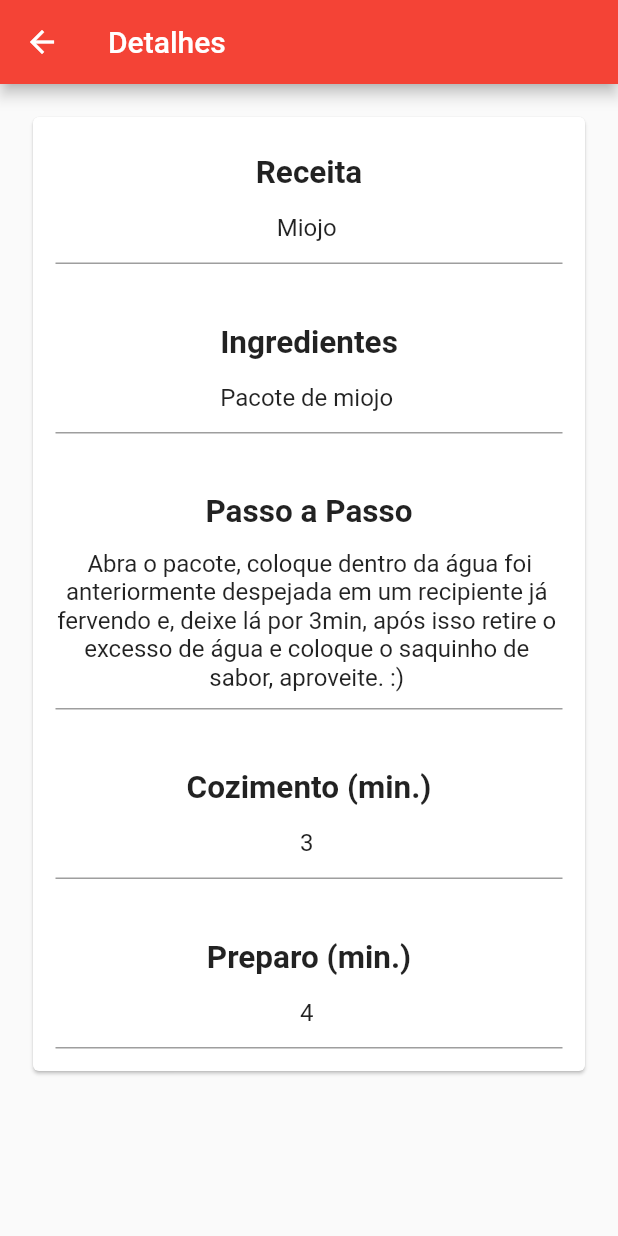
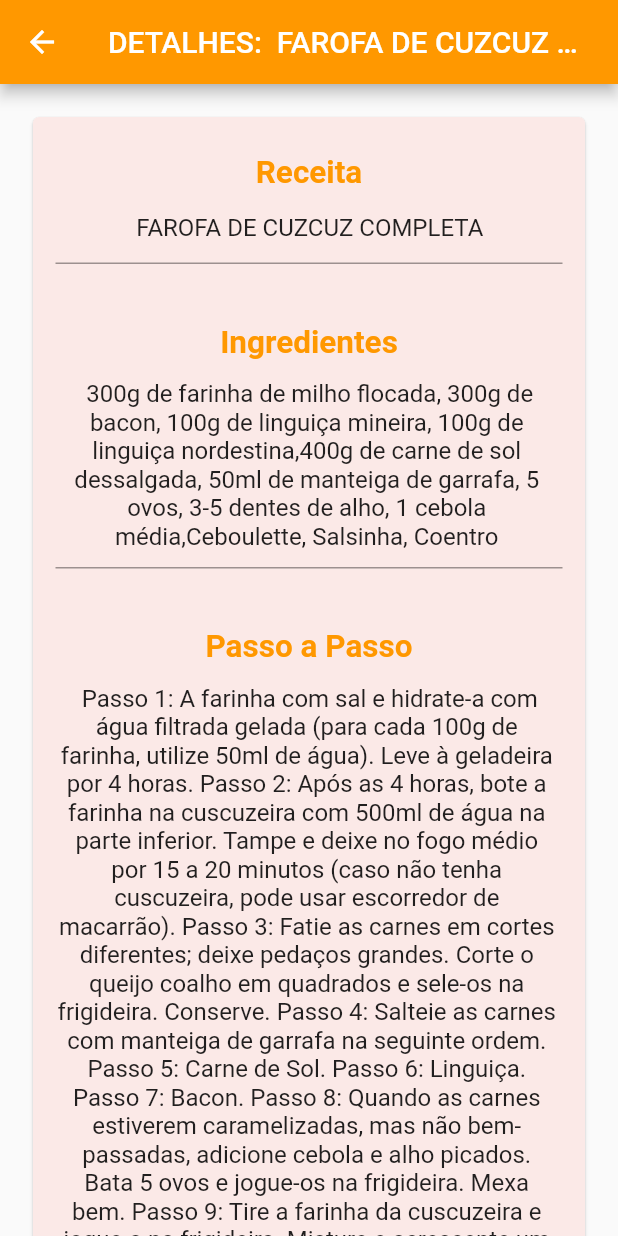
Before and after one commit to pedromagalhaes2083/app_projeto_final, a Flutter app: the screen it shows after launch, after a tap on "🍽️", on a phone screen of 412 x 824 dp. Run offline on Flutter 3.47's test engine with Material 2 defaults, Android fonts, the phone set to English and light mode, and no system bars.

Commit message:
projeto final - atualizado

```diff
--- a/lib/home.dart
+++ b/lib/home.dart
@@ -13,7 +13,21 @@ class Home extends StatefulWidget{
 
 class _HomeState extends State<Home>{
   List<Receita> receitas = [
-    Receita(1, 'Miojo', DadosReceita(3, 4, ' Abra o pacote, coloque dentro da água foi anteriormente despejada em um recipiente já fervendo e, deixe lá por 3min, após isso retire o excesso de água e coloque o saquinho de sabor, aproveite. :)', 'Pacote de miojo')),
+    Receita(1, ' FAROFA DE CUZCUZ COMPLETA',
+    DadosReceita(20, 280,
+    ' Passo 1: A farinha com sal e hidrate-a com água filtrada gelada (para cada 100g de farinha, utilize 50ml de água). Leve à geladeira por 4 horas. '
+    'Passo 2: Após as 4 horas, bote a farinha na cuscuzeira com 500ml de água na parte inferior. Tampe e deixe no fogo médio por 15 a 20 minutos (caso não tenha cuscuzeira, pode usar escorredor de macarrão). '
+    'Passo 3: Fatie as carnes em cortes diferentes; deixe pedaços grandes. Corte o queijo coalho em quadrados e sele-os na frigideira. Conserve. '
+    'Passo 4: Salteie as carnes com manteiga de garrafa na seguinte ordem. '
+    'Passo 5: Carne de Sol. '
+    'Passo 6: Linguiça. '
+    'Passo 7: Bacon. '
+    'Passo 8: Quando as carnes estiverem caramelizadas, mas não bem-passadas, adicione cebola e alho picados. Bata 5 ovos e jogue-os na frigideira. Mexa bem. '
+    'Passo 9: Tire a farinha da cuscuzeira e jogue-a na frigideira. Misture e acrescente um fio de manteiga de garrafa. Corte as ervas e adicione-as à frigideira. Misture. '
+    'Passo 10: Volte com o queijo coalho e finalize com uma porção generosa de manteiga de garrafa. '
+    , ' 300g de farinha de milho flocada, 300g de bacon, 100g de linguiça mineira, 100g de linguiça nordestina,'
+    '400g de carne de sol dessalgada, 50ml de manteiga de garrafa, 5 ovos, 3-5 dentes de alho, 1 cebola média,'
+    'Ceboulette, Salsinha, Coentro ')),
   ];
 
   int id_counter = 2;
@@ -21,6 +35,8 @@ class _HomeState extends State<Home>{
     setState(() {
     receitas.add(Receita(id_counter, titulo, dados));
     });
+    id_counter++;
+    Navigator.of(context).pop();
   }
   void _delete(int id){
     setState(() {
@@ -32,7 +48,10 @@ class _HomeState extends State<Home>{
   @override
   Widget build(BuildContext context){
     final AppBar appBar = AppBar(
-      title: Text(title),
+      title: Text(
+        title,
+        style: const TextStyle(fontWeight: FontWeight.bold, color: Colors.white),
+      ),
       actions: [
         IconButton(
           onPressed: () {
@@ -43,7 +62,7 @@ class _HomeState extends State<Home>{
               },
             );
           },
-          icon: const Icon(Icons.add),
+          icon: const Icon(Icons.add, color: Colors.white,),
         )
       ],
     );
@@ -55,9 +74,12 @@ class _HomeState extends State<Home>{
             height: MediaQuery.of(context).size.height -
                 appBar.preferredSize.height -
                 MediaQuery.of(context).padding.top,
-            child: ReceitasList(
-              delete: _delete,
-              receitaList: receitas,
+            child:  Padding(
+              padding: const EdgeInsets.only(top: 10.0),
+               child: ReceitasList(
+                  delete: _delete,
+                  receitaList: receitas,
+                ),
             ),
           ),
         ],
--- a/lib/main.dart
+++ b/lib/main.dart
@@ -13,7 +13,7 @@ class ProjetoApp extends StatelessWidget{
   @override
   Widget build(BuildContext context) {
     return MaterialApp(
-      theme: ThemeData(primarySwatch: Colors.red),
+      theme: ThemeData(primarySwatch: Colors.orange),
       debugShowCheckedModeBanner: false,
       initialRoute: '/',
       routes: {
--- a/lib/widgetsReceita/receita_dados.dart
+++ b/lib/widgetsReceita/receita_dados.dart
@@ -32,8 +32,9 @@ class ReceitaDados extends StatelessWidget{
                       title,
                       textAlign: TextAlign.center,
                       textScaleFactor: 1.5,
-                     style: TextStyle(
+                     style: const TextStyle(
                         fontWeight: FontWeight.bold,
+                        color: Colors.orange
                       ),
                     ),
                   ),
@@ -43,7 +44,7 @@ class ReceitaDados extends StatelessWidget{
                       minLines: 1,
                       maxLines: 20,
                       maxLength: 1000,
-                      decoration: InputDecoration(counterText: ""),
+                      decoration: const InputDecoration(counterText: ""),
 
                     onChanged: (value){
                       onUpdate(value);
--- a/lib/widgetsReceita/receita_detail.dart
+++ b/lib/widgetsReceita/receita_detail.dart
@@ -11,14 +11,19 @@ class ReceitaDetail extends StatelessWidget{
     final ReceitaArg args =
     ModalRoute.of(context)!.settings.arguments as ReceitaArg;
     return Scaffold(
-      appBar: AppBar(title: const Text('Detalhes')),
+      appBar: AppBar(
+        iconTheme: const IconThemeData(color: Colors.white),
+        title: Text(
+        'DETALHES: ' + args.receita.titulo.toString(),
+        style: const TextStyle(color: Colors.white),
+      )),
       body: Stack(
         children: [
           SingleChildScrollView(
             child: Padding(
               padding: const EdgeInsets.all(18.0),
               child: Card(
-                color: Colors.white,
+                color: Colors.deepOrange[50],
                 child: Column(
                   crossAxisAlignment: CrossAxisAlignment.stretch,
                   children: [
@@ -29,13 +34,13 @@ class ReceitaDetail extends StatelessWidget{
                     initialValue: args.receita.titulo,
                     onUpdate: (value) => args.receita.titulo = value,
                   ),
-                   ReceitaDados(
+                  ReceitaDados(
                     args: args,
                     title: "Ingredientes",
                     initialValue: args.receita.dados.Ingredientes,
                     onUpdate: (value) => args.receita.dados.Ingredientes = value,
                   ),
-                   ReceitaDados(
+                  ReceitaDados(
                     args: args,
                     title: "Passo a Passo",
                     initialValue: args.receita.dados.PassoPasso,
--- a/lib/widgetsReceita/receita_form.dart
+++ b/lib/widgetsReceita/receita_form.dart
@@ -94,12 +94,19 @@ class _ReceitaFormState extends State<ReceitaForm> {
                   passopassoController.text,
                   ingredienteController.text));
                 }
-              }, child: Text(save),
+              },
+              child: Text(
+                save,
+                  style: const TextStyle(
+                    fontWeight: FontWeight.bold,
+                    color: Colors.white
+                  ),
+                ),
             )
           ],
         ),
       )
-   );
+    );
   }
 }
 
--- a/lib/widgetsReceita/receita_list.dart
+++ b/lib/widgetsReceita/receita_list.dart
@@ -21,8 +21,8 @@ class _ReceitasListState extends State<ReceitasList> {
 
   @override
   Widget build(BuildContext context){
-    const messagem = "Confirmar exclusão do item?";
-    const sim = 'Sim';
+    const messagem = "Deseja mesmo excluir essa receita?";
+    const sim = 'Quero';
     const nao = 'Não';
     return ListView.builder(
       shrinkWrap: true,
@@ -47,20 +47,28 @@ class _ReceitasListState extends State<ReceitasList> {
                 context: context,
                 builder: (context) {
                   return AlertDialog(
-                    title: const Text(messagem),
+                    title: const Text(
+                      messagem,
+                      style: TextStyle(
+                        fontWeight: FontWeight.bold,
+                        color: Colors.orange
+                      ),
+                    ),
                     actions: [
                       TextButton(
                         onPressed: () {
                           Navigator.of(context).pop();
                         },
-                        child: const Text(nao)
+                        child: const Text(nao, style: TextStyle(fontWeight: FontWeight.bold),
+                         )
                         ),
                         TextButton(
                         onPressed: () {
                           widget.delete(item.id);
                           Navigator.of(context).pop();
                         },
-                        child: const Text(sim)
+                        child: const Text(sim, style: TextStyle(fontWeight: FontWeight.bold),
+                          )
                         ),
                     ],
                   );
@@ -75,7 +83,7 @@ class _ReceitasListState extends State<ReceitasList> {
           title: Text(
             '${item.id} - ${item.titulo}',
             textScaleFactor: 1.4,
-            style: TextStyle(color: Theme.of(context).primaryColorDark),
+            style: TextStyle(fontWeight: FontWeight.bold, color: Theme.of(context).primaryColorDark),
           ),
           subtitle: Text(item.dados.Ingredientes.toString()),
         );
```
